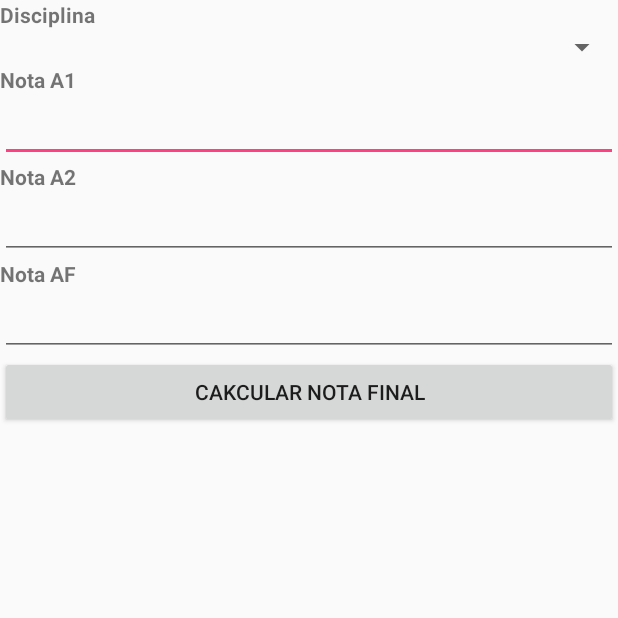
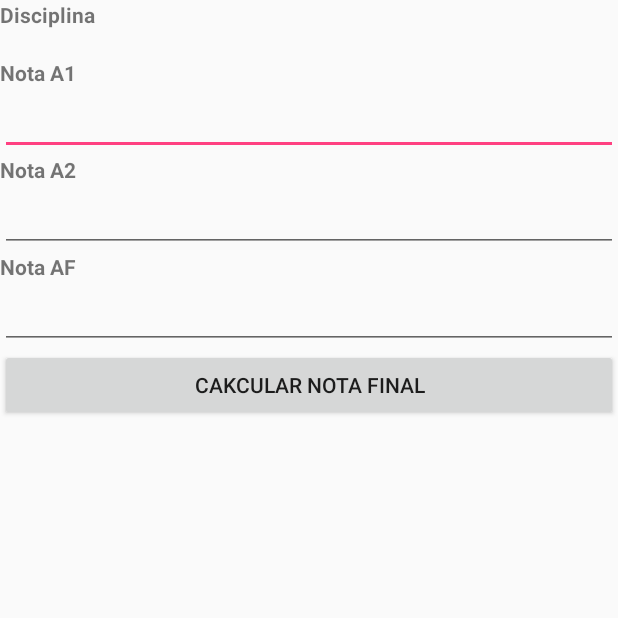
Before and after one commit to robnunes0727/-TRABALHO-PDM-Notas, an Android app: the NotasAF screen opened directly, with no data from a screen before it, on a phone screen of 412 x 824 dp, the top half of it. Run offline under Robolectric (Android 15) with nearby library versions, the phone set to English and light mode, and no system bars; 6 statements that could not run were skipped.

Commit message:
Adicionando layout

```diff
--- a/app/src/main/res/layout/activity_notas_reprovado.xml
+++ b/app/src/main/res/layout/activity_notas_reprovado.xml
@@ -13,17 +13,18 @@
         android:textStyle="bold"
         android:text="@string/txtDisciplina_notas" />
 
-    <Spinner
-        android:id="@+id/spinnerDisciplinas"
+    <TextView
+        android:id="@+id/txtDisciplinas"
         android:layout_width="match_parent"
         android:layout_height="wrap_content"
-        android:layout_below="@+id/txtDisciplina_notas" />
+        android:layout_below="@+id/txtDisciplina_notas"
+        android:text=""/>
 
     <TextView
         android:id="@+id/txtNotaA1_notas"
         android:layout_width="match_parent"
         android:layout_height="wrap_content"
-        android:layout_below="@+id/spinnerDisciplinas"
+        android:layout_below="@+id/txtDisciplinas"
         android:textStyle="bold"
         android:text="@string/txtNotaA1_notas" />
 
```
